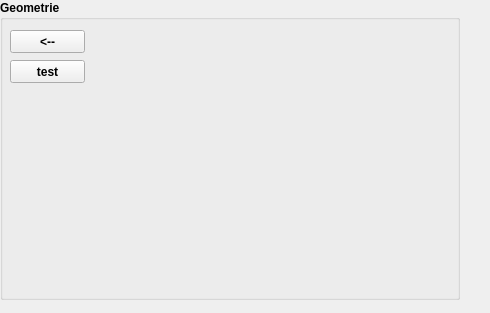
This is modular_calc_jfy/geometry_module.ui in aurxl/modular-calc-jfy as Qt 5 draws it before an edit. The edited form follows.
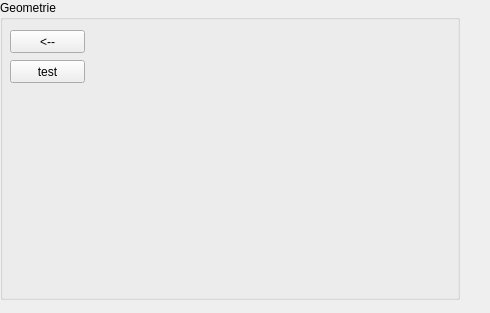
This is the edited form.

Commit message: remove bold font

The edit to the form file:
```diff
--- a/modular_calc_jfy/geometry_module.ui
+++ b/modular_calc_jfy/geometry_module.ui
@@ -36,7 +36,7 @@
    </property>
    <property name="font">
     <font>
-     <bold>true</bold>
+     <bold>false</bold>
     </font>
    </property>
    <property name="title">
```
The commit also changes 5 other files.
